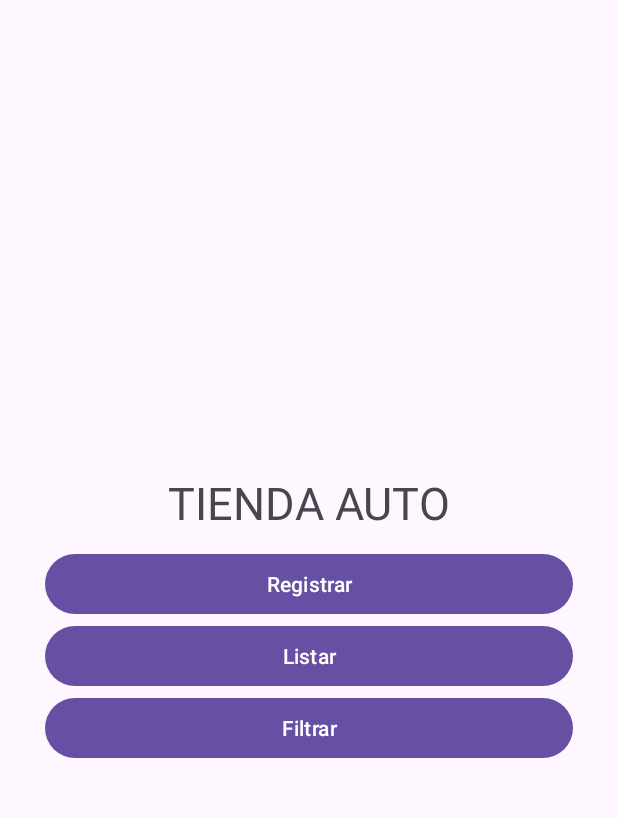
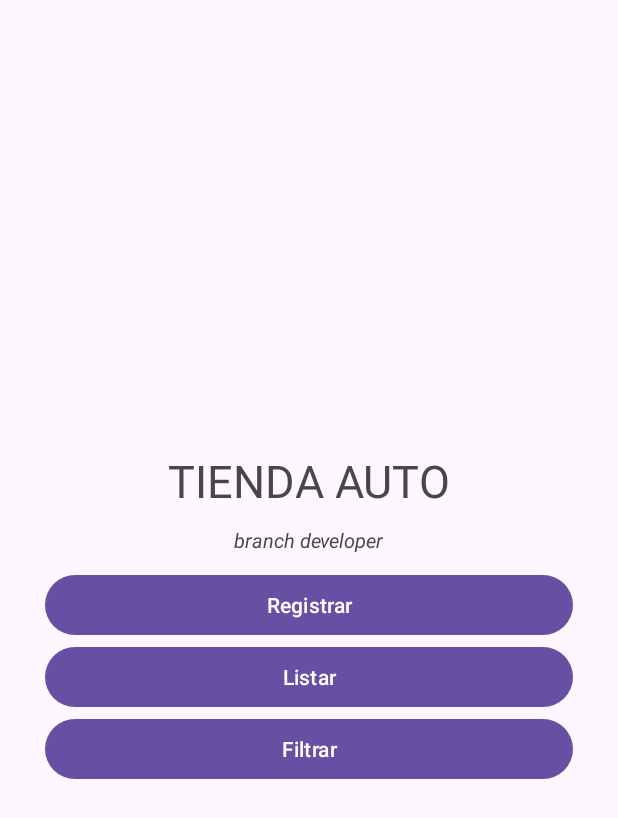
Before and after one commit to Mialoyto/TiendaAuto, an Android app: the screen it shows after launch (MainActivity), on a phone screen of 412 x 824 dp. Shown: the top 818 px of the screen. Run offline under Robolectric (Android 15) with nearby library versions, the phone set to English and light mode, and no system bars.

Commit message:
update front-end main

```diff
--- a/app/src/main/res/layout/activity_main.xml
+++ b/app/src/main/res/layout/activity_main.xml
@@ -24,6 +24,13 @@
             android:text="@string/app_name"
             android:textAllCaps="true"
             android:textSize="30sp"/>
+        <TextView
+            android:paddingBottom="10sp"
+            android:layout_width="wrap_content"
+            android:layout_height="wrap_content"
+            android:text="branch developer"
+            android:textStyle="italic"
+            android:textSize="13sp"/>
 
 
         <Button
```
